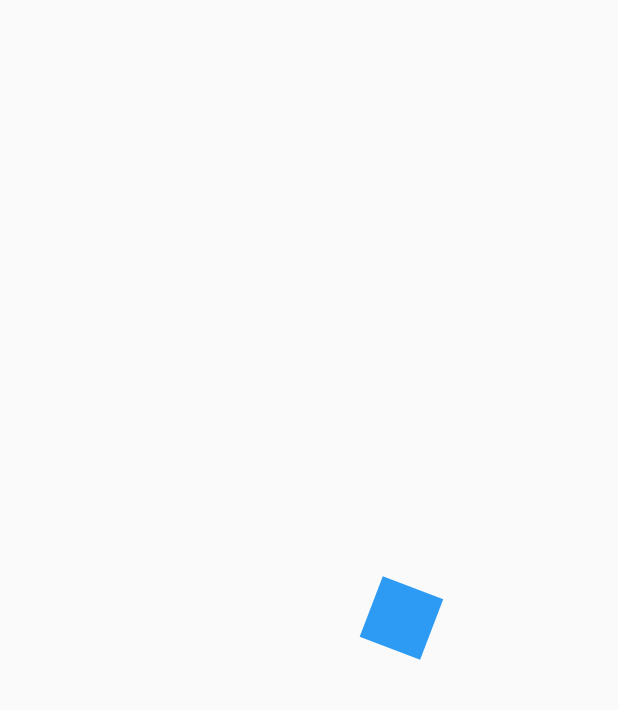
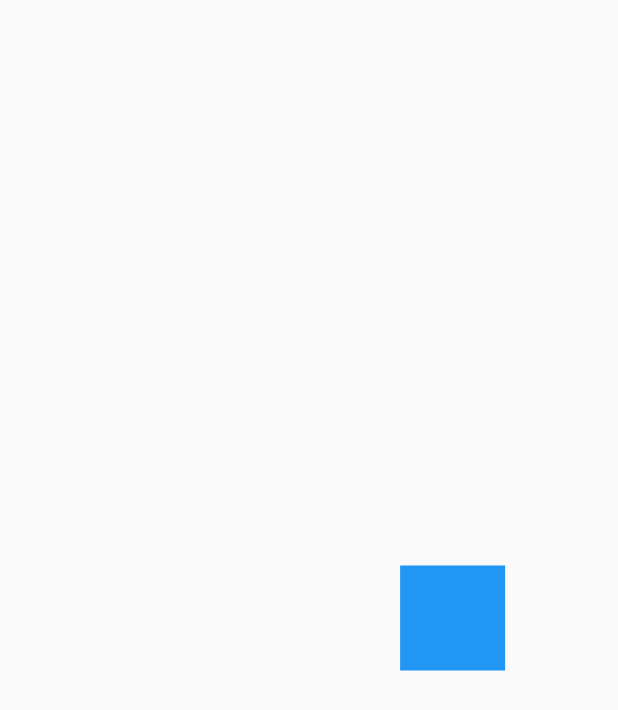
Before and after one commit to oscar02r/design_app_curso, a Flutter app: the first screen one second after launch, on a phone screen of 412 x 824 dp. Shown: the top 710 px of the screen. Run offline on Flutter 3.47's test engine with Material 2 defaults, Android fonts, the phone set to English and light mode, and no system bars.

Commit message:
Shaleng one completed

```diff
--- a/lib/main.dart
+++ b/lib/main.dart
@@ -1,5 +1,6 @@
 import 'package:design_app_curso/src/pages/animaciones_page.dart';
 import 'package:design_app_curso/src/pages/headers_page.dart';
+import 'package:design_app_curso/src/retos/cuadrado_animado.dart';
 import 'package:flutter/material.dart';
 
 void main() {
@@ -16,7 +17,7 @@ class MyApp extends StatelessWidget {
       theme: ThemeData(
         primarySwatch: Colors.blue,
       ),
-      home: AnimacionesPage(),
+      home: CuadradoAnimadoPage (),
     );
   }
 }
--- a/lib/src/retos/cuadrado_animado.dart
+++ b/lib/src/retos/cuadrado_animado.dart
@@ -0,0 +1,91 @@
+import 'package:flutter/material.dart';
+
+class CuadradoAnimadoPage extends StatelessWidget {
+
+  @override
+  Widget build(BuildContext context) {
+    return Scaffold(
+      body: Center(
+        child: CuadrodoAnimado(),
+      ) ,
+    );
+  }
+}
+
+
+class  CuadrodoAnimado extends StatefulWidget {
+
+  @override
+  _CuadrodoAnimadoState createState() => _CuadrodoAnimadoState();
+}
+
+class _CuadrodoAnimadoState extends State<CuadrodoAnimado>  with SingleTickerProviderStateMixin {
+  AnimationController ? controller;
+  Animation<double>? moverDerecha;
+  Animation<double>? moverArriba;
+  Animation<double>? moverIzquierda;
+  Animation<double>? moverAbajo;
+
+  @override
+  void initState() {
+    controller = AnimationController(vsync: this, duration: Duration(milliseconds: 4500));
+     controller?.addListener(() {
+           if(controller?.status == AnimationStatus.completed){
+           //  controller!.repeat();
+           }
+     });
+
+     moverDerecha = Tween(begin: 0.0, end: 100.0).animate(
+       CurvedAnimation(parent: controller as Animation<double>,
+           curve: Interval(0.0, 0.25, curve: Curves.bounceOut))
+     );
+    moverArriba = Tween(begin: 0.0, end: - 100.0).animate(
+        CurvedAnimation(parent: controller as Animation<double>,
+            curve: Interval(0.25, 0.5, curve: Curves.bounceOut))
+    );
+    moverIzquierda = Tween(begin: 0.0, end: - 100.0).animate(
+        CurvedAnimation(parent: controller as Animation<double>,
+            curve: Interval(0.5, 0.75, curve: Curves.bounceOut))
+    );
+    moverAbajo = Tween(begin: 0.0, end: 100.0).animate(
+        CurvedAnimation(parent: controller as Animation<double>,
+            curve: Interval(0.75, 1.0, curve: Curves.bounceOut))
+    );
+    super.initState();
+  }
+  @override
+  void dispose() {
+    controller?.dispose();
+    super.dispose();
+  }
+  @override
+  Widget build(BuildContext context) {
+
+    controller?.forward();
+    return AnimatedBuilder(
+      animation: Listenable.merge([controller]),
+        child: _Rectagulo(),
+        builder: (context,  child){
+        return Transform.translate(
+            offset: Offset(moverDerecha!.value + moverIzquierda!.value,moverArriba!.value + moverAbajo!.value),
+          child: child,
+        );
+    },
+    );
+  }
+}
+
+
+class _Rectagulo extends StatelessWidget {
+
+  @override
+  Widget build(BuildContext context) {
+    return Container(
+      height: 70.0,
+      width: 70.0,
+      decoration: BoxDecoration(
+          color: Colors.blue
+      ),
+    );
+  }
+}
```
